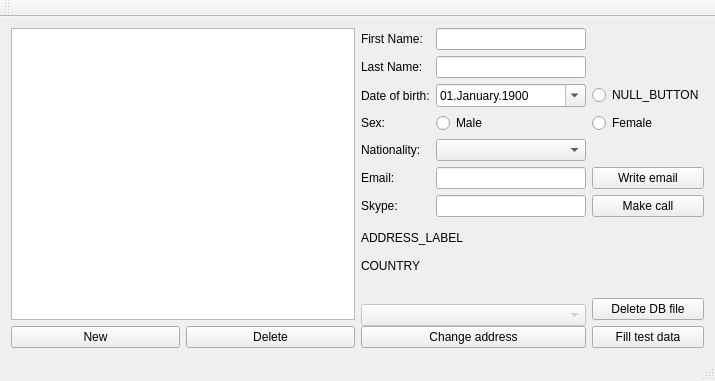
Qt form addressbookmainwindow.ui (stanislav888/AddressBook) before a commit.
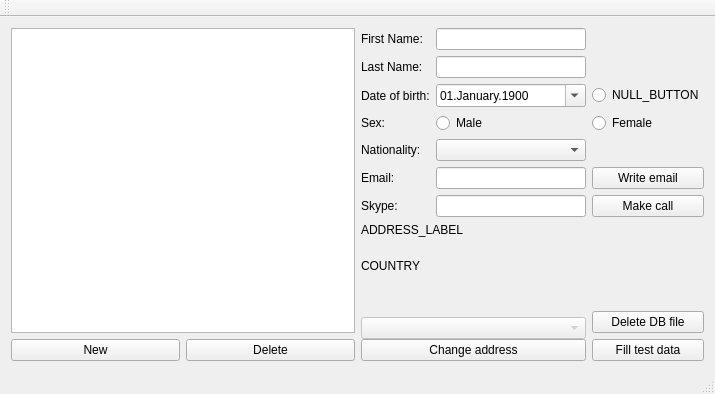
The same form after that commit. Icons and pictures are not drawn.

Commit message: Made address label top alignment. Added icon to application window

```diff
--- a/addressbookmainwindow.ui
+++ b/addressbookmainwindow.ui
@@ -7,7 +7,7 @@
     <x>0</x>
     <y>0</y>
     <width>715</width>
-    <height>381</height>
+    <height>394</height>
    </rect>
   </property>
   <property name="windowTitle">
@@ -327,6 +327,9 @@
           <property name="text">
            <string>ADDRESS_LABEL</string>
           </property>
+          <property name="alignment">
+           <set>Qt::AlignLeading|Qt::AlignLeft|Qt::AlignTop</set>
+          </property>
           <property name="wordWrap">
            <bool>true</bool>
           </property>
```
Left out of the diff: 7 changed lines with no effect on the pictures.
